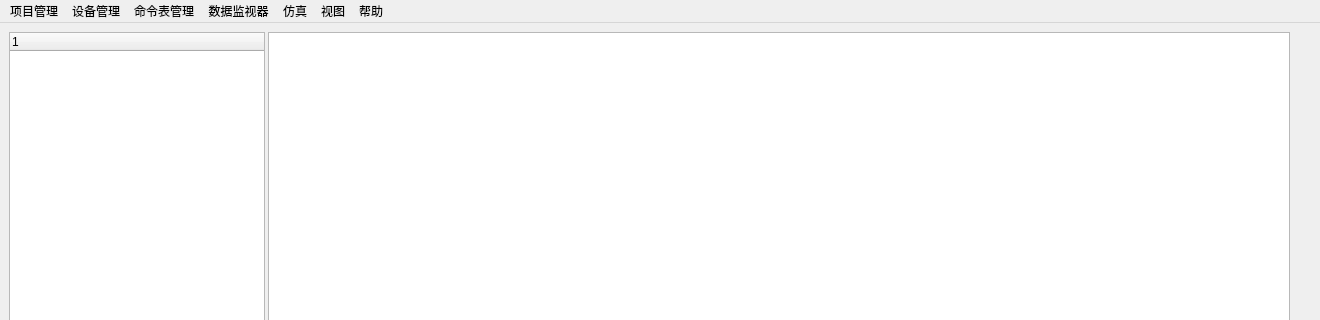
The window that mainwindow.ui (RobbinLin7/ARINC659-SIM) describes before a commit, drawn with Qt 5; both pictures show x 0 to 1320 and y 0 to 320 of the 1320 by 829 pixel window.
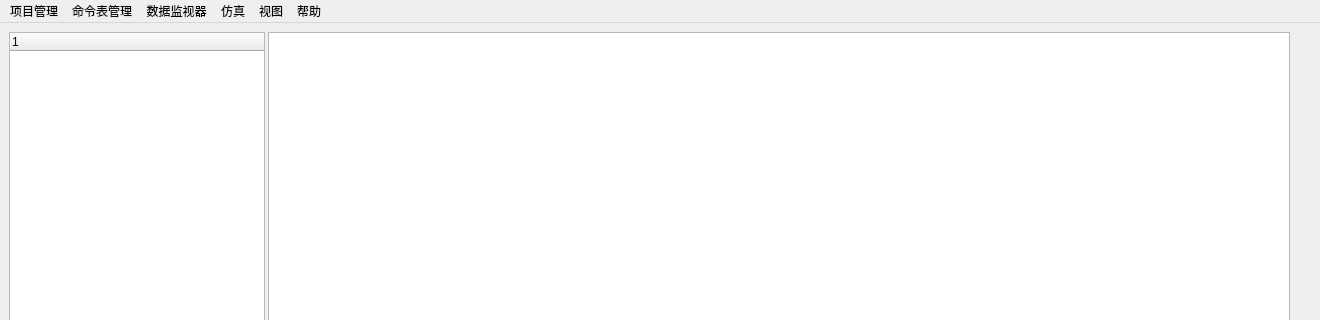
The same window after the commit.

```diff
--- a/mainwindow.ui
+++ b/mainwindow.ui
@@ -172,13 +172,6 @@
     <addaction name="actioncloseProject"/>
     <addaction name="actionExit"/>
    </widget>
-   <widget class="QMenu" name="menuDeviceManagement">
-    <property name="title">
-     <string>设备管理</string>
-    </property>
-    <addaction name="actionNewBodyFrameItem"/>
-    <addaction name="actionDeleteBodyFrame"/>
-   </widget>
    <widget class="QMenu" name="menuCMDTableManagement">
     <property name="title">
      <string>命令表管理</string>
@@ -221,7 +214,6 @@
     <addaction name="actionOpenMonitor"/>
    </widget>
    <addaction name="menuprojectManagement"/>
-   <addaction name="menuDeviceManagement"/>
    <addaction name="menuCMDTableManagement"/>
    <addaction name="menuMonitor"/>
    <addaction name="menuSimulink"/>
```
